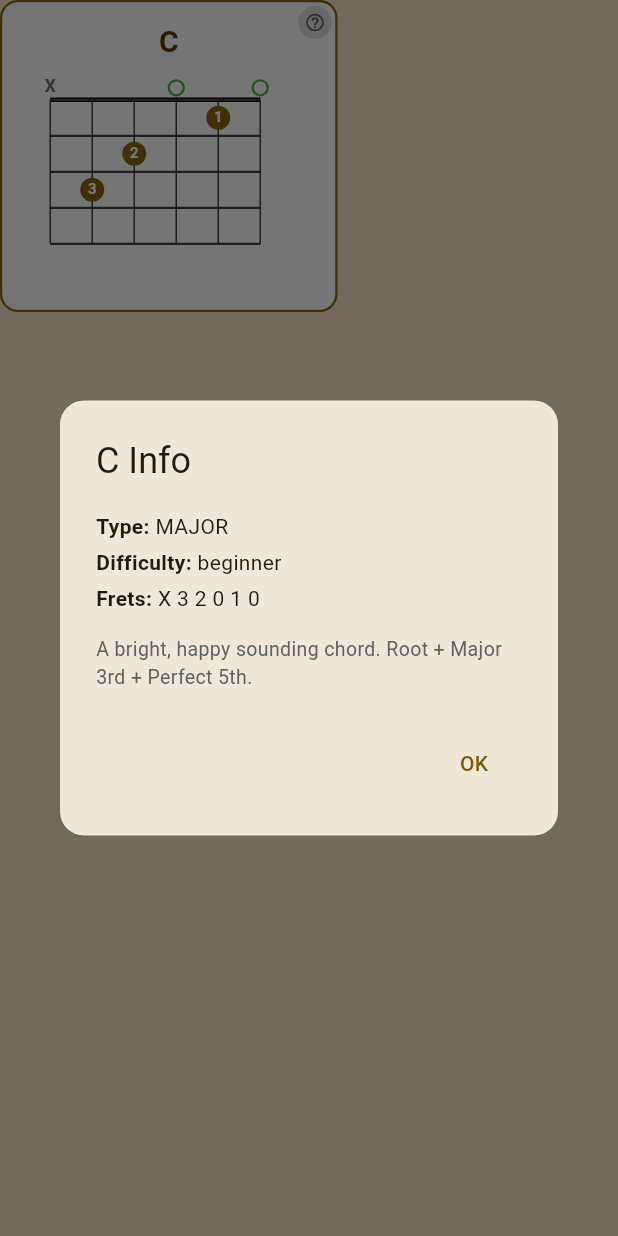
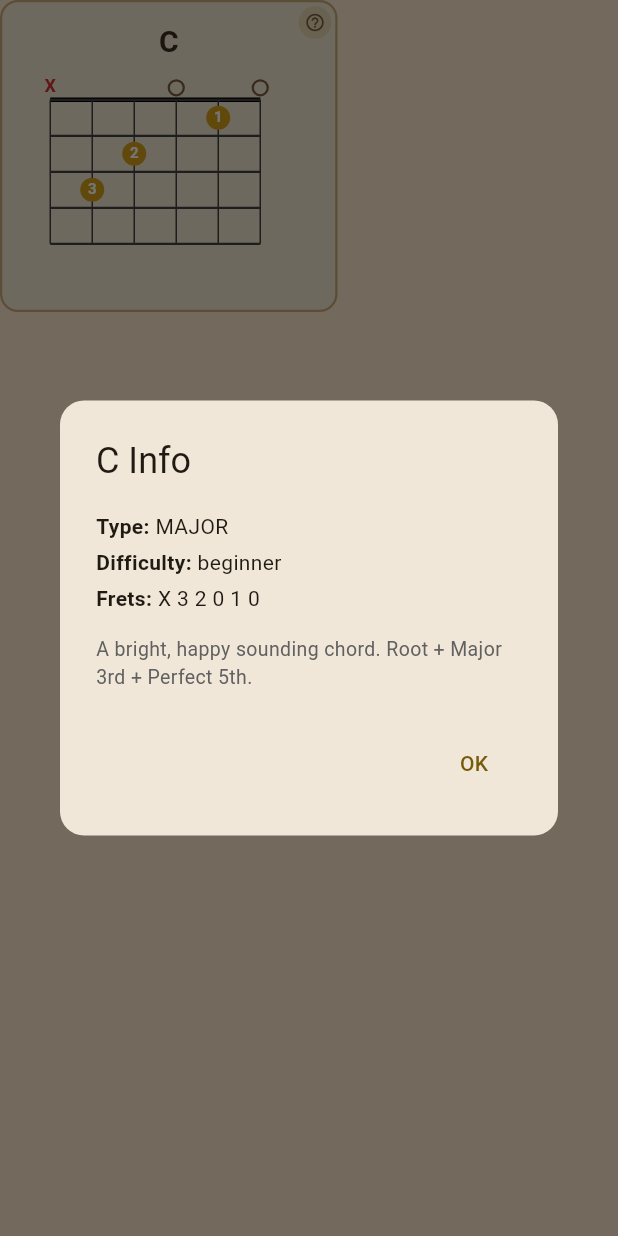
Before and after one commit to rnak24-lab/guitar-teacher, a Flutter app: the ChordDiagramWidget widget shown alone on an empty page, opened directly with sample values from the repository, after a tap on the "help outline" icon, on a phone screen of 412 x 824 dp. Run offline on Flutter 3.47's test engine with Material 3 defaults, Android fonts, the phone set to English and light mode, and no system bars; our stand-ins replace audioplayers, fl_chart, permission_handler, shared_preferences, table_calendar; missing offline and left inert: record; accounts and stored records are empty.

Commit message:
[정우] Guitar Teacher 코드 다이어그램 색상 시스템 단비 리디자인 스펙 반영
단비 기획 스펙(4/11) 기반 색상 업데이트:
- 도트: #8B6914 -> 골드 #D4A017
- 바레: #8B6914 -> 골드 #D4A017
- 뮤트 X: grey -> 빨간색 #CC3333
- 오픈 O: green -> 미들 브라운 #7A5C3E
- 배경: white -> 원목 베이지 #F0E4CC
- 테두리: #8B6914 -> 원목 중간 #C8A878
- 코드 이름: #5D3A00 -> 다크 브라운 #3D2B1F
- ? 버튼: grey -> 원목 베이지 #E8D5B0

```diff
--- a/lib/widgets/chord_diagram_widget.dart
+++ b/lib/widgets/chord_diagram_widget.dart
@@ -28,10 +28,10 @@ class ChordDiagramWidget extends StatelessWidget {
         Container(
           padding: EdgeInsets.all(12 * size),
           decoration: BoxDecoration(
-            color: isDark ? const Color(0xFF2A2A2A) : Colors.white,
+            color: isDark ? const Color(0xFF2A2A2A) : const Color(0xFFF0E4CC),
             borderRadius: BorderRadius.circular(12),
             border: Border.all(
-              color: isDark ? Colors.grey[700]! : const Color(0xFF8B6914),
+              color: isDark ? Colors.grey[700]! : const Color(0xFFC8A878),
               width: 1.5,
             ),
           ),
@@ -44,7 +44,7 @@ class ChordDiagramWidget extends StatelessWidget {
                 style: TextStyle(
                   fontSize: 20 * size,
                   fontWeight: FontWeight.bold,
-                  color: isDark ? Colors.white : const Color(0xFF5D3A00),
+                  color: isDark ? Colors.white : const Color(0xFF3D2B1F),
                 ),
               ),
               SizedBox(height: 4 * size),
@@ -75,12 +75,12 @@ class ChordDiagramWidget extends StatelessWidget {
                 width: 22 * size,
                 height: 22 * size,
                 decoration: BoxDecoration(
-                  color: isDark ? Colors.grey[700] : Colors.grey[300],
+                  color: isDark ? Colors.grey[700] : const Color(0xFFE8D5B0),
                   shape: BoxShape.circle,
                 ),
                 child: Icon(Icons.help_outline,
                     size: 14 * size,
-                    color: isDark ? Colors.white70 : Colors.grey[700]),
+                    color: isDark ? Colors.white70 : const Color(0xFF7A5C3E)),
               ),
             ),
           ),
@@ -210,7 +210,7 @@ class _FretboardPainter extends CustomPainter {
     final stringPaint = Paint()..color = lineColor..strokeWidth = 1.0;
     final fretPaint = Paint()..color = lineColor..strokeWidth = 1.5;
     final nutPaint = Paint()..color = nutColor..strokeWidth = 3.0;
-    final dotPaint = Paint()..color = const Color(0xFF8B6914);
+    final dotPaint = Paint()..color = const Color(0xFFD4A017);
 
     // Draw nut (if starting from fret 1)
     if (startFret == 1) {
@@ -250,7 +250,7 @@ class _FretboardPainter extends CustomPainter {
       final barreY = topPad + (barFret! - startFret + 0.5) * cellH;
       if (barreY >= topPad && barreY <= topPad + cellH * numFrets) {
         final barPaint = Paint()
-          ..color = const Color(0xFF8B6914).withValues(alpha: 0.4)
+          ..color = const Color(0xFFD4A017).withValues(alpha: 0.4)
           ..strokeWidth = 8 * size
           ..strokeCap = StrokeCap.round;
         final firstStr = frets.indexWhere((f) => f == barFret);
@@ -275,7 +275,7 @@ class _FretboardPainter extends CustomPainter {
         final tp = TextPainter(
           text: TextSpan(
             text: 'X',
-            style: TextStyle(fontSize: 12 * size, color: Colors.grey[600], fontWeight: FontWeight.bold),
+            style: TextStyle(fontSize: 12 * size, color: const Color(0xFFCC3333), fontWeight: FontWeight.bold),
           ),
           textDirection: TextDirection.ltr,
         )..layout();
@@ -285,12 +285,7 @@ class _FretboardPainter extends CustomPainter {
         canvas.drawCircle(
           Offset(x, topPad - 8 * size),
           5 * size,
-          Paint()..color = Colors.transparent..style = PaintingStyle.stroke..strokeWidth = 1.5,
-        );
-        canvas.drawCircle(
-          Offset(x, topPad - 8 * size),
-          5 * size,
-          Paint()..color = isDark ? Colors.green[300]! : Colors.green..style = PaintingStyle.stroke..strokeWidth = 1.5,
+          Paint()..color = isDark ? Colors.green[300]! : const Color(0xFF7A5C3E)..style = PaintingStyle.stroke..strokeWidth = 1.5,
         );
       } else {
         // Fingered dot
```
